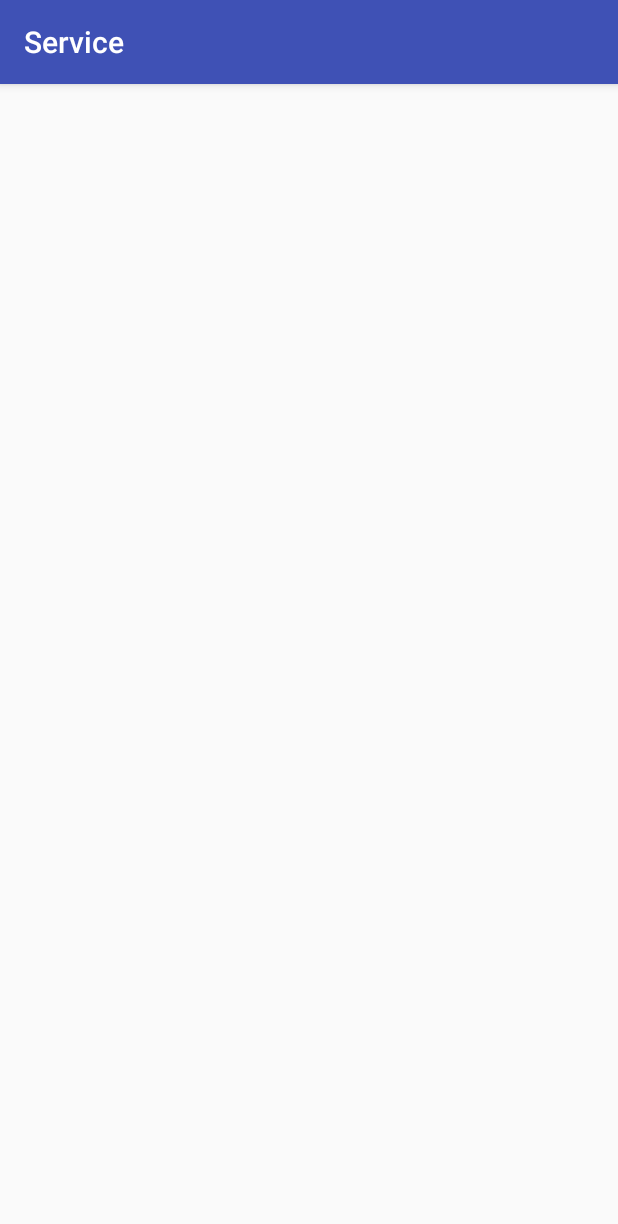
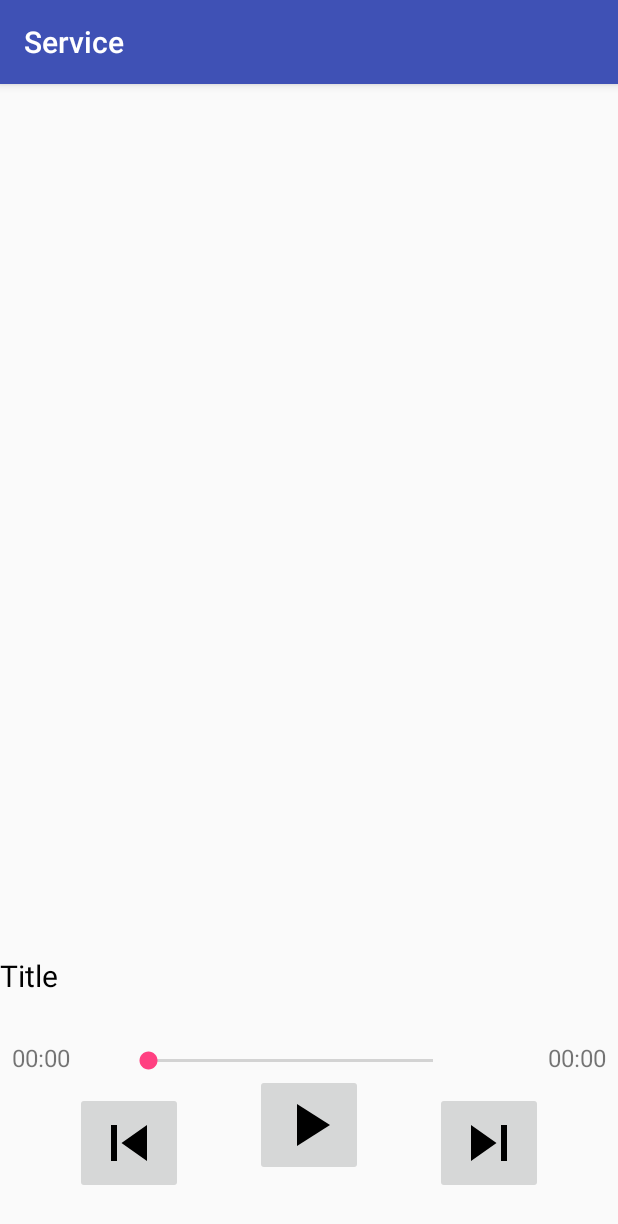
Before and after one commit to ngochieu1297/Lesson5Service, an Android app: the screen it shows after launch (MainActivity), on a phone screen of 412 x 824 dp. Shown: the top 1224 px of the screen. Run offline under Robolectric (Android 15) with nearby library versions, the phone set to English and light mode, and no system bars.

Commit message:
main_func

```diff
--- a/app/src/main/AndroidManifest.xml
+++ b/app/src/main/AndroidManifest.xml
@@ -16,6 +16,11 @@
                 <category android:name="android.intent.category.LAUNCHER" />
             </intent-filter>
         </activity>
+
+        <service
+            android:name=".MusicService"
+            android:enabled="true"
+            android:exported="true" />
     </application>
 
 </manifest>
--- a/app/src/main/res/layout/activity_main.xml
+++ b/app/src/main/res/layout/activity_main.xml
@@ -6,4 +6,117 @@
     android:layout_height="match_parent"
     tools:context=".MainActivity">
 
+    <android.support.v7.widget.RecyclerView
+        android:id="@+id/recycler_music"
+        android:layout_width="wrap_content"
+        android:layout_height="wrap_content"
+        android:layout_marginEnd="0dp"
+        android:layout_marginStart="0dp"
+        android:scrollbars="vertical"
+        app:layout_constraintEnd_toEndOf="parent"
+        app:layout_constraintHorizontal_bias="0.0"
+        app:layout_constraintStart_toStartOf="parent"
+        app:layout_constraintTop_toTopOf="parent" />
+
+    <SeekBar
+        android:id="@+id/seek_bar_song"
+        android:layout_width="@dimen/dp_222"
+        android:layout_height="0dp"
+        android:layout_marginBottom="@dimen/dp_108"
+        android:layout_marginEnd="@dimen/dp_8"
+        android:layout_marginStart="@dimen/dp_32"
+        app:layout_constraintBottom_toBottomOf="parent"
+        app:layout_constraintEnd_toStartOf="@+id/text_time_end"
+        app:layout_constraintHorizontal_bias="0.074"
+        app:layout_constraintStart_toEndOf="@+id/text_time_start" />
+
+    <ImageButton
+        android:id="@+id/image_button_play"
+        android:layout_width="wrap_content"
+        android:layout_height="wrap_content"
+        android:layout_marginBottom="@dimen/dp_8"
+        android:layout_marginEnd="@dimen/dp_8"
+        android:layout_marginStart="@dimen/dp_8"
+        android:layout_marginTop="@dimen/dp_8"
+        android:src="@drawable/ic_play_arrow_black_24dp"
+        app:layout_constraintBottom_toBottomOf="parent"
+        app:layout_constraintEnd_toStartOf="@+id/image_button_next"
+        app:layout_constraintStart_toEndOf="@+id/image_button_prev"
+        app:layout_constraintTop_toTopOf="parent"
+        app:layout_constraintVertical_bias="0.953" />
+
+    <ImageButton
+        android:id="@+id/image_button_pause"
+        android:layout_width="wrap_content"
+        android:layout_height="wrap_content"
+        android:layout_marginBottom="@dimen/dp_8"
+        android:layout_marginEnd="@dimen/dp_8"
+        android:layout_marginStart="@dimen/dp_8"
+        android:layout_marginTop="@dimen/dp_8"
+        android:src="@drawable/ic_pause_black_24dp"
+        android:visibility="gone"
+        app:layout_constraintBottom_toBottomOf="parent"
+        app:layout_constraintEnd_toStartOf="@+id/image_button_next"
+        app:layout_constraintStart_toEndOf="@+id/image_button_prev"
+        app:layout_constraintTop_toTopOf="parent"
+        app:layout_constraintVertical_bias="0.953" />
+
+    <ImageButton
+        android:id="@+id/image_button_next"
+        android:layout_width="wrap_content"
+        android:layout_height="wrap_content"
+        android:layout_marginBottom="@dimen/dp_28"
+        android:layout_marginEnd="@dimen/dp_50"
+        android:src="@drawable/ic_skip_next_black_24dp"
+        app:layout_constraintBottom_toBottomOf="parent"
+        app:layout_constraintEnd_toEndOf="parent" />
+
+    <ImageButton
+        android:id="@+id/image_button_prev"
+        android:layout_width="wrap_content"
+        android:layout_height="wrap_content"
+        android:layout_marginBottom="@dimen/dp_28"
+        android:layout_marginStart="@dimen/dp_50"
+        android:src="@drawable/ic_skip_previous_black_24dp"
+        app:layout_constraintBottom_toBottomOf="parent"
+        app:layout_constraintStart_toStartOf="parent" />
+
+    <TextView
+        android:id="@+id/text_title"
+        android:layout_width="wrap_content"
+        android:layout_height="wrap_content"
+        android:layout_marginBottom="@dimen/dp_160"
+        android:layout_marginTop="@dimen/dp_8"
+        android:text="@string/string_title"
+        android:textColor="@color/color_text_black"
+        android:textSize="@dimen/sp_20"
+        app:layout_constraintBottom_toBottomOf="parent"
+        app:layout_constraintStart_toStartOf="parent"
+        app:layout_constraintTop_toBottomOf="@+id/recycler_music"
+        app:layout_constraintVertical_bias="1.0" />
+
+    <TextView
+        android:id="@+id/text_time_start"
+        android:layout_width="wrap_content"
+        android:layout_height="wrap_content"
+        android:layout_marginBottom="@dimen/dp_108"
+        android:layout_marginStart="@dimen/dp_8"
+        android:text="@string/string_time_start"
+        android:textSize="@dimen/sp_16"
+        app:layout_constraintBottom_toBottomOf="parent"
+        app:layout_constraintStart_toStartOf="parent" />
+
+    <TextView
+        android:id="@+id/text_time_end"
+        android:layout_width="wrap_content"
+        android:layout_height="wrap_content"
+        android:layout_marginBottom="@dimen/dp_108"
+        android:layout_marginEnd="@dimen/dp_8"
+        android:layout_marginStart="@dimen/dp_8"
+        android:text="@string/string_time_end"
+        android:textSize="@dimen/sp_16"
+        app:layout_constraintBottom_toBottomOf="parent"
+        app:layout_constraintEnd_toEndOf="parent"
+        app:layout_constraintHorizontal_bias="0.96" />
+
 </android.support.constraint.ConstraintLayout>
--- a/app/src/main/res/values/dimens.xml
+++ b/app/src/main/res/values/dimens.xml
@@ -15,4 +15,5 @@
     <dimen name="dp_4">4dp</dimen>
     <dimen name="dp_5">5dp</dimen>
     <dimen name="sp_20">20sp</dimen>
+    <dimen name="sp_16">16sp</dimen>
 </resources>
--- a/app/src/main/res/values/strings.xml
+++ b/app/src/main/res/values/strings.xml
@@ -1,3 +1,6 @@
 <resources>
     <string name="app_name">Service</string>
+    <string name="string_title">Title</string>
+    <string name="string_time_start">00:00</string>
+    <string name="string_time_end">00:00</string>
 </resources>
```
Also changed, not shown: app/src/main/java/com/example/admin/lesson5service/OnItemClickListener.java (added, +7 -0 lines), app/src/main/java/com/example/admin/lesson5service/PlayMusicInterface.java (added, +25 -0 lines), app/src/main/java/com/example/admin/lesson5service/Song.java (added, +29 -0 lines), app/src/main/res/layout/item_music.xml (added, +30 -0 lines), app/src/main/res/layout/notification_layout.xml (added, +73 -0 lines).
